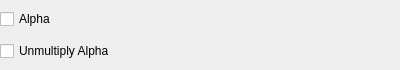
The window that src/UI/Blocks/blockalpha.ui (RxLaboratory/DuME) describes before a commit, drawn with Qt 5.
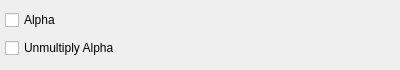
The same window after the commit.

Diff of the .ui file:
```diff
--- a/src/UI/Blocks/blockalpha.ui
+++ b/src/UI/Blocks/blockalpha.ui
@@ -18,16 +18,16 @@
     <number>3</number>
    </property>
    <property name="leftMargin">
-    <number>0</number>
+    <number>5</number>
    </property>
    <property name="topMargin">
-    <number>0</number>
+    <number>5</number>
    </property>
    <property name="rightMargin">
-    <number>0</number>
+    <number>5</number>
    </property>
    <property name="bottomMargin">
-    <number>0</number>
+    <number>5</number>
    </property>
    <item>
     <widget class="QCheckBox" name="alphaButton">
```
